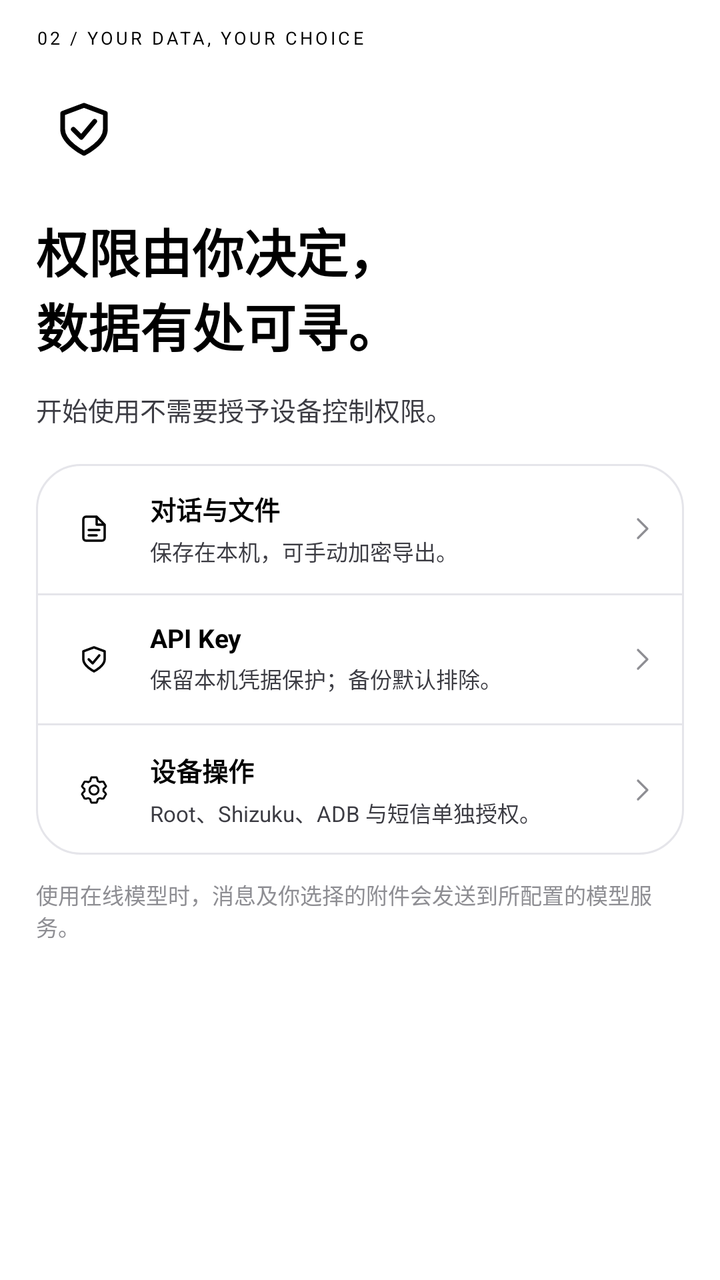
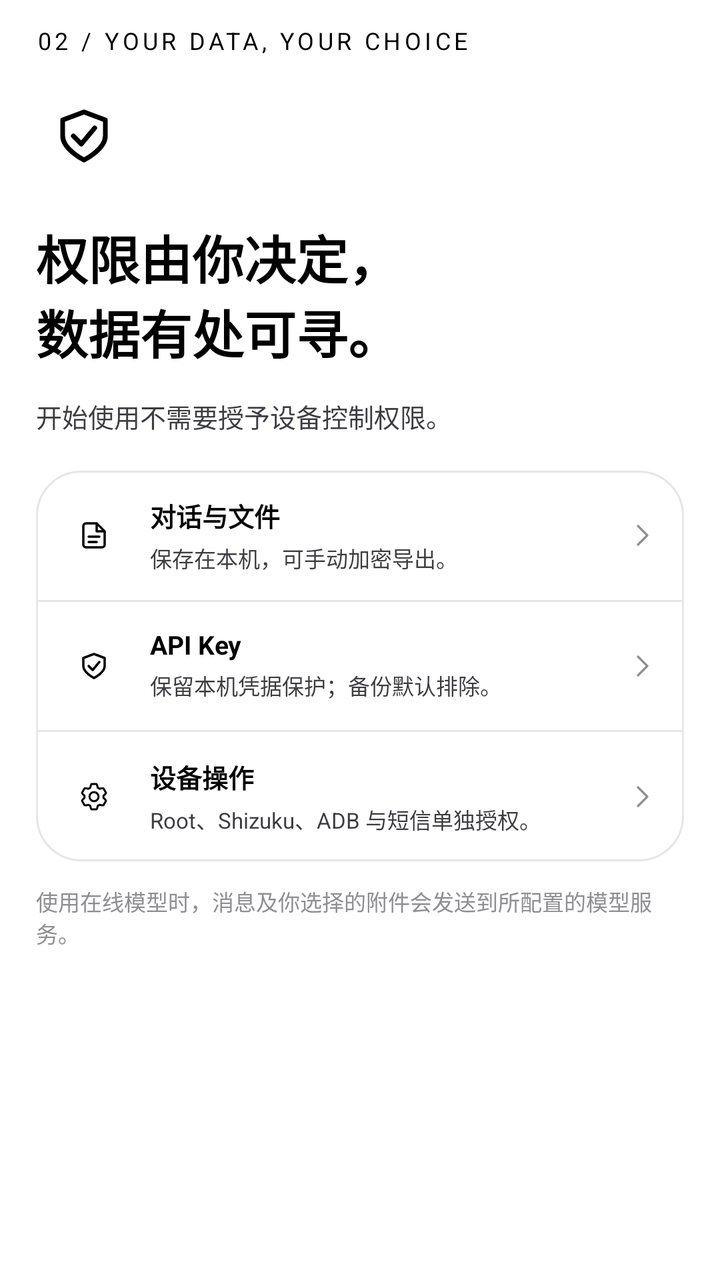

The first picture is an Android layout as it rendered before a commit; the second is the same layout after the commit. The layout source and the unified diff follow.
<!-- AndroidManifest.xml: application theme Theme.DeepseekHarness -->
<!-- res/layout/welcome_page3.xml -->
<?xml version='1.0' encoding='utf-8'?>
<ScrollView xmlns:android="http://schemas.android.com/apk/res/android" xmlns:app="http://schemas.android.com/apk/res-auto" android:layout_width="match_parent" android:layout_height="match_parent" android:fillViewport="true" android:background="@color/surface">
    <LinearLayout android:layout_width="match_parent" android:layout_height="wrap_content" android:orientation="vertical" android:paddingLeft="18dp" android:paddingRight="18dp" android:paddingTop="14dp" android:paddingBottom="22dp">
        <TextView android:layout_width="match_parent" android:layout_height="wrap_content" android:text="02 / YOUR DATA, YOUR CHOICE" android:textSize="9sp" android:textColor="@color/primary" android:includeFontPadding="false" android:letterSpacing=".15" android:layout_marginBottom="16dp" />
        <ImageView android:layout_width="48dp" android:layout_height="48dp" android:src="@drawable/ic_ui_shield" android:background="@drawable/bg_logo" android:padding="8dp" android:contentDescription="@null" app:tint="@color/primary" />
        <TextView android:layout_width="match_parent" android:layout_height="wrap_content" android:text="@string/ui2_welcome_title2" android:textSize="26sp" android:textColor="@color/text" android:includeFontPadding="false" android:textStyle="bold" android:layout_marginTop="18dp" />
        <TextView android:layout_width="match_parent" android:layout_height="wrap_content" android:text="@string/ui2_welcome_lead2" android:textSize="13sp" android:textColor="@color/text_secondary" android:includeFontPadding="false" android:lineSpacingExtra="6dp" android:layout_marginTop="14dp" />
        <LinearLayout android:layout_width="match_parent" android:layout_height="wrap_content" android:orientation="vertical" android:background="@drawable/bg_card" android:layout_marginTop="18dp">
            <LinearLayout android:layout_width="match_parent" android:layout_height="wrap_content" android:id="@+id/welcome_item_2_0" android:orientation="horizontal" android:minHeight="64dp" android:padding="13dp" android:clickable="false" android:focusable="false" android:background="?attr/selectableItemBackground" android:gravity="center_vertical">
                <ImageView android:layout_width="32dp" android:layout_height="32dp" android:src="@drawable/ic_recovery_document" android:background="@drawable/bg_logo" android:padding="8dp" android:contentDescription="@null" app:tint="@color/primary" />
                <LinearLayout android:layout_width="0dp" android:layout_height="wrap_content" android:orientation="vertical" android:layout_weight="1" android:layout_marginStart="12dp">
                    <TextView android:layout_width="match_parent" android:layout_height="wrap_content" android:text="@string/ui2_w2_0" android:textSize="13sp" android:textColor="@color/text" android:includeFontPadding="false" android:textStyle="bold" />
                    <TextView android:layout_width="match_parent" android:layout_height="wrap_content" android:text="@string/ui2_ws2_0" android:textSize="11sp" android:textColor="@color/text_secondary" android:includeFontPadding="false" android:layout_marginTop="4dp" />
                </LinearLayout>
                <ImageView android:layout_width="16dp" android:layout_height="16dp" android:src="@drawable/ic_ui2_chevron" android:contentDescription="@null" app:tint="@color/text_muted" />
            </LinearLayout>
            <View android:layout_width="match_parent" android:layout_height="1dp" android:background="@color/line" />
            <LinearLayout android:layout_width="match_parent" android:layout_height="wrap_content" android:id="@+id/welcome_item_2_1" android:orientation="horizontal" android:minHeight="64dp" android:padding="13dp" android:clickable="false" android:focusable="false" android:background="?attr/selectableItemBackground" android:gravity="center_vertical">
                <ImageView android:layout_width="32dp" android:layout_height="32dp" android:src="@drawable/ic_ui_shield" android:background="@drawable/bg_logo" android:padding="8dp" android:contentDescription="@null" app:tint="@color/primary" />
                <LinearLayout android:layout_width="0dp" android:layout_height="wrap_content" android:orientation="vertical" android:layout_weight="1" android:layout_marginStart="12dp">
                    <TextView android:layout_width="match_parent" android:layout_height="wrap_content" android:text="@string/ui2_w2_1" android:textSize="13sp" android:textColor="@color/text" android:includeFontPadding="false" android:textStyle="bold" />
                    <TextView android:layout_width="match_parent" android:layout_height="wrap_content" android:text="@string/ui2_ws2_1" android:textSize="11sp" android:textColor="@color/text_secondary" android:includeFontPadding="false" android:layout_marginTop="4dp" />
                </LinearLayout>
                <ImageView android:layout_width="16dp" android:layout_height="16dp" android:src="@drawable/ic_ui2_chevron" android:contentDescription="@null" app:tint="@color/text_muted" />
            </LinearLayout>
            <View android:layout_width="match_parent" android:layout_height="1dp" android:background="@color/line" />
            <LinearLayout android:layout_width="match_parent" android:layout_height="wrap_content" android:id="@+id/welcome_item_2_2" android:orientation="horizontal" android:minHeight="64dp" android:padding="13dp" android:clickable="false" android:focusable="false" android:background="?attr/selectableItemBackground" android:gravity="center_vertical">
                <ImageView android:layout_width="32dp" android:layout_height="32dp" android:src="@drawable/ic_settings" android:background="@drawable/bg_logo" android:padding="8dp" android:contentDescription="@null" app:tint="@color/primary" />
                <LinearLayout android:layout_width="0dp" android:layout_height="wrap_content" android:orientation="vertical" android:layout_weight="1" android:layout_marginStart="12dp">
                    <TextView android:layout_width="match_parent" android:layout_height="wrap_content" android:text="@string/ui2_w2_2" android:textSize="13sp" android:textColor="@color/text" android:includeFontPadding="false" android:textStyle="bold" />
                    <TextView android:layout_width="match_parent" android:layout_height="wrap_content" android:text="@string/ui2_ws2_2" android:textSize="11sp" android:textColor="@color/text_secondary" android:includeFontPadding="false" android:layout_marginTop="4dp" />
                </LinearLayout>
                <ImageView android:layout_width="16dp" android:layout_height="16dp" android:src="@drawable/ic_ui2_chevron" android:contentDescription="@null" app:tint="@color/text_muted" />
            </LinearLayout>
        </LinearLayout>
        <TextView android:layout_width="match_parent" android:layout_height="wrap_content" android:text="@string/ui2_online_notice" android:textSize="11sp" android:textColor="@color/text_muted" android:includeFontPadding="false" android:layout_marginTop="12dp" />
    </LinearLayout>
</ScrollView>
<!-- resources referenced by this layout -->
<resources>
  <color name="line">#E5E5EA</color>
  <color name="primary">#000000</color>
  <color name="surface">#FFFFFF</color>
  <color name="text">#000000</color>
  <color name="text_muted">#8E8E93</color>
  <color name="text_secondary">#3C3C43</color>
  <!-- drawable bg_card (drawable) -->
  <?xml version="1.0" encoding="utf-8"?>
  <shape xmlns:android="http://schemas.android.com/apk/res/android" android:shape="rectangle">
      <gradient android:type="linear" android:angle="270"
          android:startColor="@color/card" android:endColor="@color/raised" />
      <corners android:radius="@dimen/radius_card" />
      <stroke android:width="@dimen/stroke" android:color="@color/line" />
  </shape>
  <string name="ui2_online_notice">使用在线模型时，消息及你选择的附件会发送到所配置的模型服务。</string>
  <string name="ui2_w2_0">对话与文件</string>
  <string name="ui2_w2_1">API Key</string>
  <string name="ui2_w2_2">设备操作</string>
  <string name="ui2_welcome_lead2">开始使用不需要授予设备控制权限。</string>
  <string name="ui2_welcome_title2">权限由你决定，\n数据有处可寻。</string>
  <string name="ui2_ws2_0">保存在本机，可手动加密导出。</string>
  <string name="ui2_ws2_1">保留本机凭据保护；备份默认排除。</string>
  <string name="ui2_ws2_2">Root、Shizuku、ADB 与短信单独授权。</string>
  <style name="Theme.DeepseekHarness" parent="Theme.DEEPSEEK_HARNESS_Base">
          <item name="android:windowLightStatusBar">true</item>
      </style>
  <color name="card">#FFFFFF</color>
  <color name="raised">#FFFFFF</color>
  <dimen name="radius_card">22dp</dimen>
  <dimen name="stroke">1dp</dimen>
  <color name="logo_top">#FFFFFF</color>
  <color name="accent_on">#FFFFFF</color>
  <color name="primary_dark">#1C1C1E</color>
  <color name="ripple">#0F000000</color>
  <color name="err">#48484A</color>
  <color name="error_on">#FFFFFF</color>
  <style name="Widget.DEEPSEEK_HARNESS_RadioButton" parent="Widget.Material3.CompoundButton.RadioButton">
          <item name="android:textColor">@color/button_text</item>
      </style>
  <style name="Widget.DEEPSEEK_HARNESS_Switch" parent="Widget.Material3.CompoundButton.MaterialSwitch">
          <item name="android:textColor">@color/button_text</item>
      </style>
  <style name="Shape.DEEPSEEK_HARNESS_Dialog" parent="">
          <item name="cornerFamily">rounded</item>
          <item name="cornerSize">32dp</item>
      </style>
  <style name="TextAppearance.DEEPSEEK_HARNESS_DialogBody" parent="MaterialAlertDialog.Material3.Body.Text">
          <item name="android:textColor">@color/text_secondary</item><item name="android:textSize">15sp</item>
      </style>
  <!-- drawable bg_btn_primary (drawable) -->
  <?xml version="1.0" encoding="utf-8"?>
  <ripple xmlns:android="http://schemas.android.com/apk/res/android" android:color="@color/primary_ripple">
      <item android:id="@android:id/mask">
          <shape android:shape="rectangle">
              <solid android:color="#FFFFFFFF" />
              <corners android:radius="@dimen/radius_control" />
          </shape>
      </item>
      <item>
          <selector>
              <item android:state_enabled="false">
                  <shape android:shape="rectangle">
                      <solid android:color="@color/disabled" />
                      <corners android:radius="@dimen/radius_control" />
                  </shape>
              </item>
              <item>
                  <shape android:shape="rectangle">
                      <gradient android:type="linear" android:angle="270"
                          android:startColor="@color/primary_dark" android:endColor="@color/primary" />
                      <corners android:radius="@dimen/radius_control" />
                  </shape>
              </item>
          </selector>
      </item>
  </ripple>
  <dimen name="text_body">15sp</dimen>
  <dimen name="radius_control">16dp</dimen>
  <color name="disabled">#E9E9EE</color>
  <color name="primary_ripple">#1A000000</color>
  <!-- unchanged entries left out for length: 19 -->
</resources>

<!-- the commit's change to res/layout/welcome_page3.xml (unified diff, before → after) -->
@@ -1,7 +1,7 @@
 <?xml version='1.0' encoding='utf-8'?>
 <ScrollView xmlns:android="http://schemas.android.com/apk/res/android" xmlns:app="http://schemas.android.com/apk/res-auto" android:layout_width="match_parent" android:layout_height="match_parent" android:fillViewport="true" android:background="@color/surface">
     <LinearLayout android:layout_width="match_parent" android:layout_height="wrap_content" android:orientation="vertical" android:paddingLeft="18dp" android:paddingRight="18dp" android:paddingTop="14dp" android:paddingBottom="22dp">
-        <TextView android:layout_width="match_parent" android:layout_height="wrap_content" android:text="02 / YOUR DATA, YOUR CHOICE" android:textSize="9sp" android:textColor="@color/primary" android:includeFontPadding="false" android:letterSpacing=".15" android:layout_marginBottom="16dp" />
+        <TextView android:layout_width="match_parent" android:layout_height="wrap_content" android:text="02 / YOUR DATA, YOUR CHOICE" android:textSize="12sp" android:textColor="@color/primary" android:includeFontPadding="false" android:letterSpacing=".15" android:layout_marginBottom="16dp" />
         <ImageView android:layout_width="48dp" android:layout_height="48dp" android:src="@drawable/ic_ui_shield" android:background="@drawable/bg_logo" android:padding="8dp" android:contentDescription="@null" app:tint="@color/primary" />
         <TextView android:layout_width="match_parent" android:layout_height="wrap_content" android:text="@string/ui2_welcome_title2" android:textSize="26sp" android:textColor="@color/text" android:includeFontPadding="false" android:textStyle="bold" android:layout_marginTop="18dp" />
         <TextView android:layout_width="match_parent" android:layout_height="wrap_content" android:text="@string/ui2_welcome_lead2" android:textSize="13sp" android:textColor="@color/text_secondary" android:includeFontPadding="false" android:lineSpacingExtra="6dp" android:layout_marginTop="14dp" />
<!-- resource entries referenced after the edit -->
@@ -9,8 +9,7 @@
   <!-- drawable bg_card (drawable) -->
   <?xml version="1.0" encoding="utf-8"?>
   <shape xmlns:android="http://schemas.android.com/apk/res/android" android:shape="rectangle">
-      <gradient android:type="linear" android:angle="270"
-          android:startColor="@color/card" android:endColor="@color/raised" />
+      <solid android:color="@color/card" />
       <corners android:radius="@dimen/radius_card" />
       <stroke android:width="@dimen/stroke" android:color="@color/line" />
   </shape>
@@ -51,13 +50,16 @@
       </style>
   <!-- drawable bg_btn_primary (drawable) -->
   <?xml version="1.0" encoding="utf-8"?>
-  <ripple xmlns:android="http://schemas.android.com/apk/res/android" android:color="@color/primary_ripple">
+  <ripple xmlns:android="http://schemas.android.com/apk/res/android"
+      android:color="@color/primary_ripple">
+  
       <item android:id="@android:id/mask">
           <shape android:shape="rectangle">
               <solid android:color="#FFFFFFFF" />
               <corners android:radius="@dimen/radius_control" />
           </shape>
       </item>
+  
       <item>
           <selector>
               <item android:state_enabled="false">
@@ -68,8 +70,7 @@
               </item>
               <item>
                   <shape android:shape="rectangle">
-                      <gradient android:type="linear" android:angle="270"
-                          android:startColor="@color/primary_dark" android:endColor="@color/primary" />
+                      <solid android:color="@color/primary" />
                       <corners android:radius="@dimen/radius_control" />
                   </shape>
               </item>
